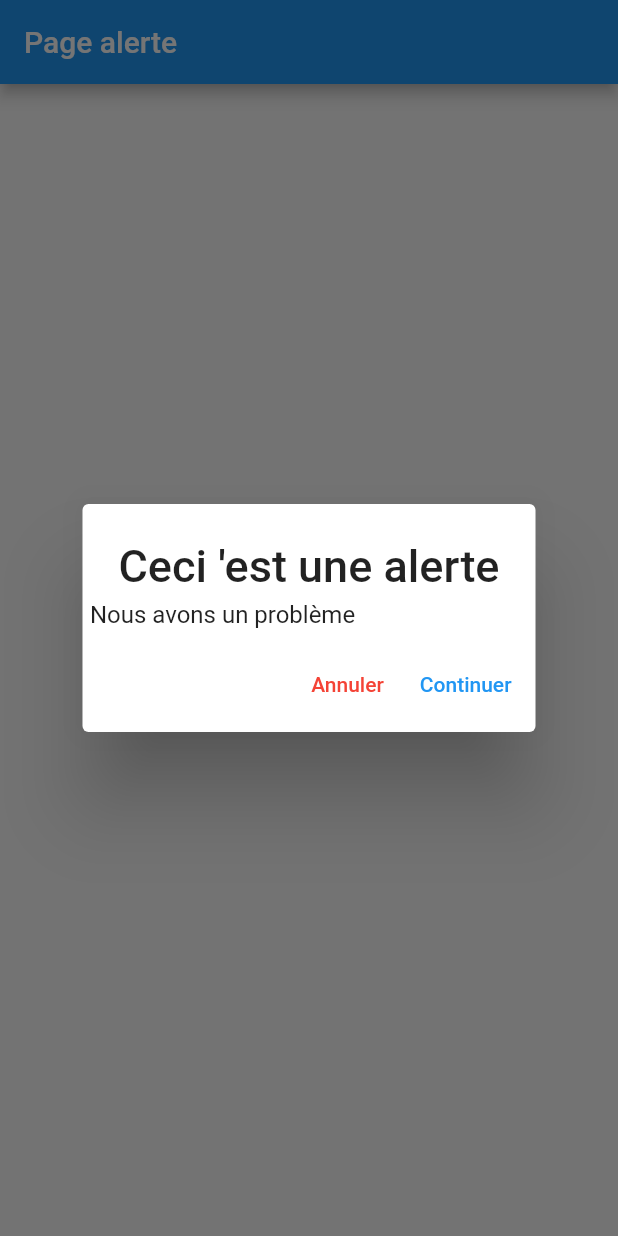
After one commit to edu-maxence-machu/flutter-starter-pagesnack, a Flutter app: the PageAlert screen opened directly, after a tap on "Appuyez", on a phone screen of 412 x 824 dp. The commit adds this screen. Run offline on Flutter 3.47's test engine with Material 2 defaults, Android fonts, the phone set to English and light mode, and no system bars.

Commit message:
add alert future

```diff
--- a/lib/main.dart
+++ b/lib/main.dart
@@ -1,5 +1,6 @@
 import 'package:flutter/material.dart';
-import './pages/page_snack.dart';
+import 'package:navigation/pages/page_alert.dart';
+import './pages/page_alert.dart';
 
 void main() {
   runApp(const MyApp());
@@ -16,7 +17,7 @@ class MyApp extends StatelessWidget {
       theme: ThemeData(
         primarySwatch: Colors.blue,
       ),
-      home: const PageSnack(title: 'Hello World'),
+      home: const PageAlert(title: 'Page alerte'),
     );
   }
 }
--- /dev/null
+++ b/lib/pages/page_alert.dart
@@ -0,0 +1,58 @@
+import 'package:flutter/material.dart';
+
+class PageAlert extends StatelessWidget {
+  const PageAlert({Key? key, required this.title}) : super(key: key);
+  final String title;
+
+  @override
+  Widget build(BuildContext context) {
+    return Scaffold(
+      appBar: AppBar(title: Text(this.title)),
+      body: Center(
+        child: ElevatedButton(
+          child: Text('Appuyez'),
+          onPressed: () {
+            // Call alert
+            alerte(context);
+          },
+        ),
+      ),
+    );
+  }
+
+  Future<void> alerte(BuildContext context) async {
+    showDialog(
+        context: context,
+        barrierDismissible: false,
+        builder: (BuildContext contextDialog) {
+          return AlertDialog(
+            title: Text(
+              "Ceci 'est une alerte",
+              textScaleFactor: 1.5,
+            ),
+            content: Text("Nous avons un problème"),
+            contentPadding: EdgeInsets.all(5.0),
+            actions: <Widget>[
+              TextButton(
+                  onPressed: () {
+                    print('abort');
+                    Navigator.pop(contextDialog);
+                  },
+                  child: Text(
+                    'Annuler',
+                    style: TextStyle(color: Colors.red),
+                  )),
+              TextButton(
+                  onPressed: () {
+                    print('Continuer');
+                    Navigator.pop(contextDialog); // ferme la popup
+                  },
+                  child: Text(
+                    'Continuer',
+                    style: TextStyle(color: Colors.blue),
+                  )),
+            ],
+          );
+        });
+  }
+}
```
